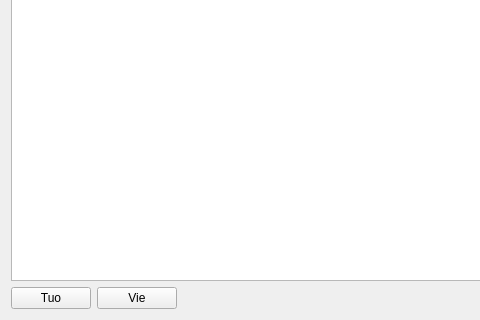
artoh/kitupiikki, file kitupiikki/laskutus/kumppanituotewidget.ui: the form before one commit; both pictures show x 0 to 480 and y 253 to 573 of the 747 by 573 pixel window.
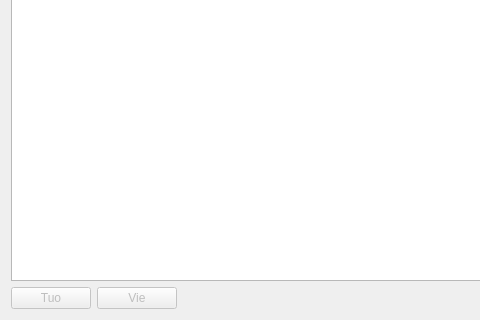
The form after the commit. Icons and pictures are not drawn.

```diff
--- a/kitupiikki/laskutus/kumppanituotewidget.ui
+++ b/kitupiikki/laskutus/kumppanituotewidget.ui
@@ -34,6 +34,9 @@
     <layout class="QHBoxLayout" name="horizontalLayout">
      <item>
       <widget class="QPushButton" name="tuoNappi">
+       <property name="enabled">
+        <bool>false</bool>
+       </property>
        <property name="text">
         <string>Tuo</string>
        </property>
@@ -45,6 +48,9 @@
      </item>
      <item>
       <widget class="QPushButton" name="VieNappi">
+       <property name="enabled">
+        <bool>false</bool>
+       </property>
        <property name="text">
         <string>Vie</string>
        </property>
```
